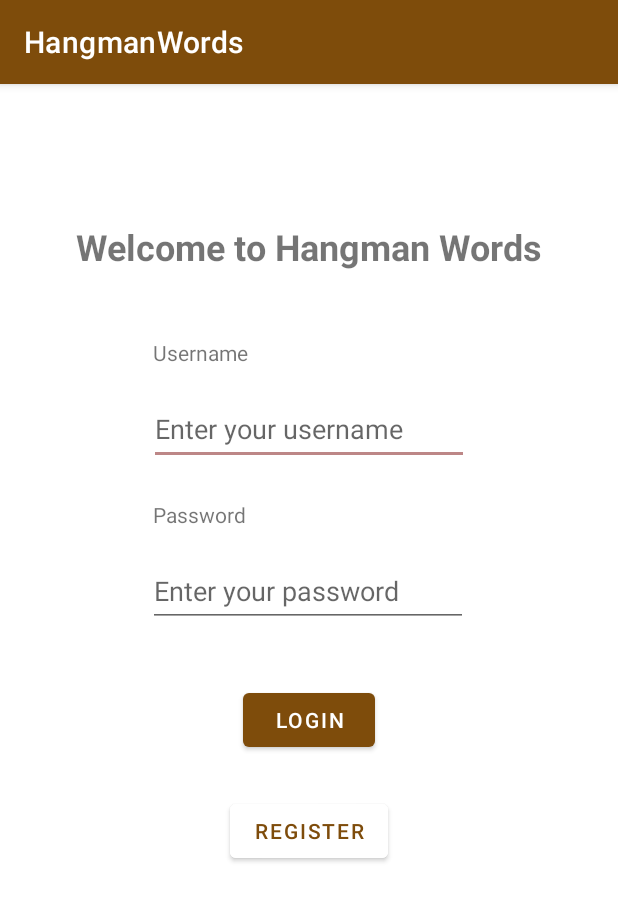
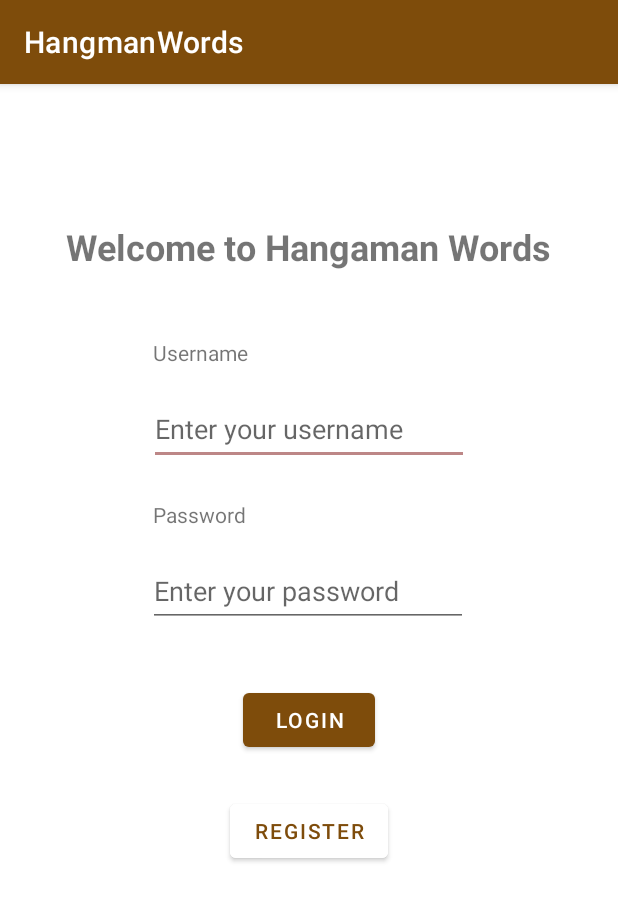
Before and after one commit to iwanmitowski/HangamanWords, an Android app: the screen it shows after launch (LoginActivity), on a phone screen of 412 x 824 dp. Shown: the top 901 px of the screen. Run offline under Robolectric (Android 15) with nearby library versions, the phone set to English and light mode, and no system bars.

```diff
--- a/src/app/src/main/res/layout/activity_login.xml
+++ b/src/app/src/main/res/layout/activity_login.xml
@@ -12,7 +12,7 @@
         android:layout_height="wrap_content"
         android:layout_marginTop="80dp"
         android:layout_marginBottom="632dp"
-        android:text="Welcome to Hangman Words"
+        android:text="Welcome to Hangaman Words"
         android:textSize="24sp"
         android:textStyle="bold"
         app:layout_constraintBottom_toBottomOf="parent"
```
